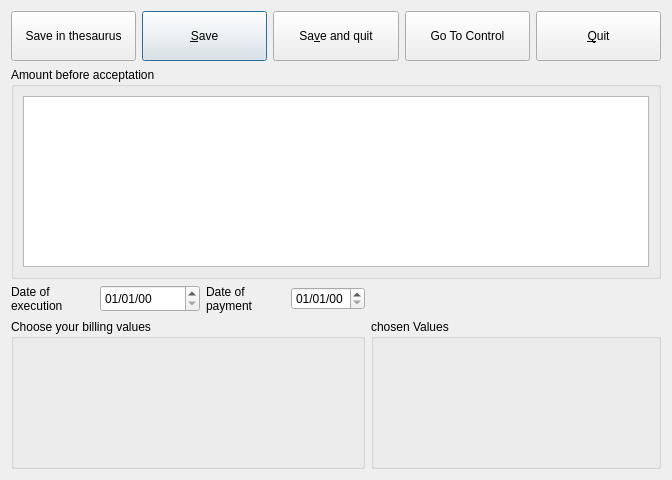
Before: the Qt Designer form plugins/accountplugin/receipts/receiptviewer.ui in FreeHealth/freehealth, drawn with Qt 5.
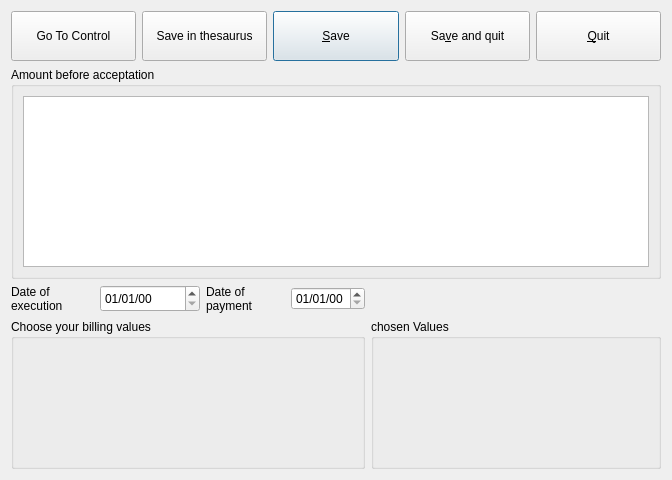
After: the same form once the commit is applied.

Commit message: move toggle buttons to the left

Diff of the .ui file:
```diff
--- a/plugins/accountplugin/receipts/receiptviewer.ui
+++ b/plugins/accountplugin/receipts/receiptviewer.ui
@@ -24,6 +24,19 @@
     <layout class="QGridLayout" name="gridLayout_2">
      <item row="0" column="0" colspan="2">
       <layout class="QHBoxLayout" name="horizontalLayout_2">
+       <item>
+        <widget class="QPushButton" name="goToControlButton">
+         <property name="minimumSize">
+          <size>
+           <width>0</width>
+           <height>50</height>
+          </size>
+         </property>
+         <property name="text">
+          <string>Go To Control</string>
+         </property>
+        </widget>
+       </item>
        <item>
         <widget class="QPushButton" name="thesaurusButton">
          <property name="minimumSize">
@@ -69,19 +82,6 @@
          </property>
         </widget>
        </item>
-       <item>
-        <widget class="QPushButton" name="goToControlButton">
-         <property name="minimumSize">
-          <size>
-           <width>0</width>
-           <height>50</height>
-          </size>
-         </property>
-         <property name="text">
-          <string>Go To Control</string>
-         </property>
-        </widget>
-       </item>
        <item>
         <widget class="QPushButton" name="quitButton">
          <property name="minimumSize">
```
The commit also changes 1 other file.
